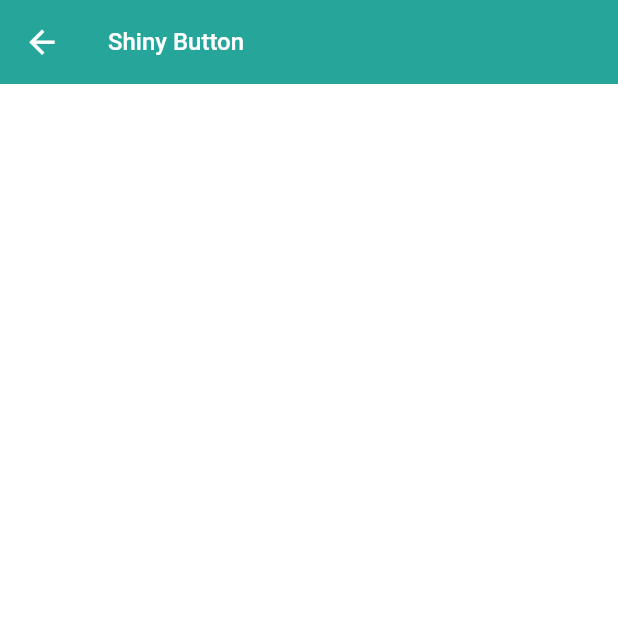
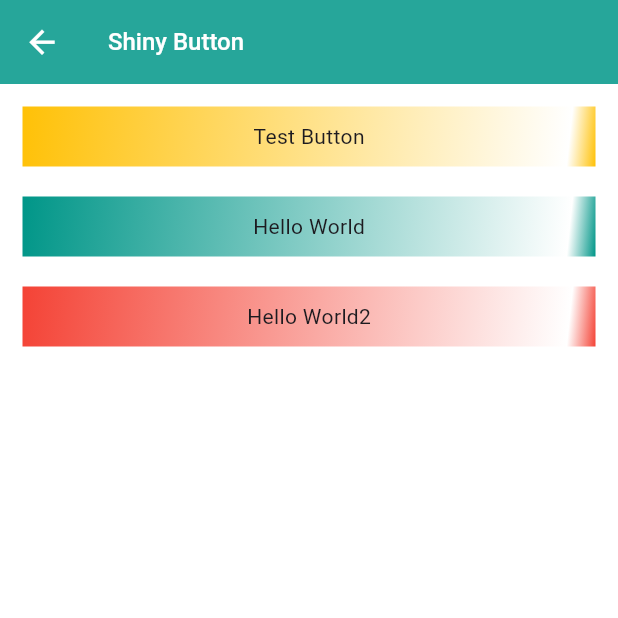
Before and after one commit to moncefzer/app_ui, a Flutter app: the ShinyButtonPage screen opened directly, on a phone screen of 412 x 824 dp, the top half of it. Run offline on Flutter 3.47's test engine with Material 2 defaults, Android fonts, the phone set to English and light mode, and no system bars; our stand-ins replace equatable, flutter_bloc, flutter_lorem, fluttertoast, image_picker, internet_connection_checker.

Commit message:
shiny button animation

```diff
--- a/lib/presentation/pages/challenges/shiny_button_page.dart
+++ b/lib/presentation/pages/challenges/shiny_button_page.dart
@@ -9,6 +9,87 @@ class ShinyButtonPage extends StatelessWidget {
       appBar: AppBar(
         title: Text('Shiny Button'),
       ),
+      body: Padding(
+        padding: const EdgeInsets.all(15.0),
+        child: Column(
+          children: [
+            ShinyButton(
+              child: Text('Test Button'),
+              color: Colors.amber,
+            ),
+            SizedBox(height: 20),
+            ShinyButton(
+              child: Text('Hello World'),
+              color: Colors.teal,
+            ),
+            SizedBox(height: 20),
+            ShinyButton(
+              child: Text('Hello World2'),
+              color: Colors.red,
+            ),
+          ],
+        ),
+      ),
     );
   }
 }
+
+class ShinyButton extends StatefulWidget {
+  const ShinyButton({
+    Key? key,
+    required this.child,
+    required this.color,
+  }) : super(key: key);
+
+  final Widget child;
+
+  final Color color;
+
+  @override
+  State<ShinyButton> createState() => _ShinyButtonState();
+}
+
+class _ShinyButtonState extends State<ShinyButton>
+    with SingleTickerProviderStateMixin {
+  late AnimationController _animationController;
+
+  @override
+  void initState() {
+    _animationController =
+        AnimationController(vsync: this, duration: const Duration(seconds: 2));
+    _animationController.repeat(reverse: true);
+    super.initState();
+  }
+
+  @override
+  void dispose() {
+    _animationController.dispose();
+    super.dispose();
+  }
+
+  @override
+  Widget build(BuildContext context) {
+    return AnimatedBuilder(
+      animation: Tween(begin: 0.0, end: 1.0).animate(_animationController),
+      builder: (context, child) {
+        return Container(
+          padding: const EdgeInsets.all(10.0),
+          alignment: Alignment.center,
+          decoration: BoxDecoration(
+            gradient: LinearGradient(
+              begin: Alignment.topLeft,
+              end: Alignment.bottomRight,
+              colors: [
+                widget.color,
+                Colors.white.withAlpha(255),
+                widget.color,
+              ],
+              stops: [0.0, _animationController.value, 1.0],
+            ),
+          ),
+          child: widget.child,
+        );
+      },
+    );
+  }
+}
```
